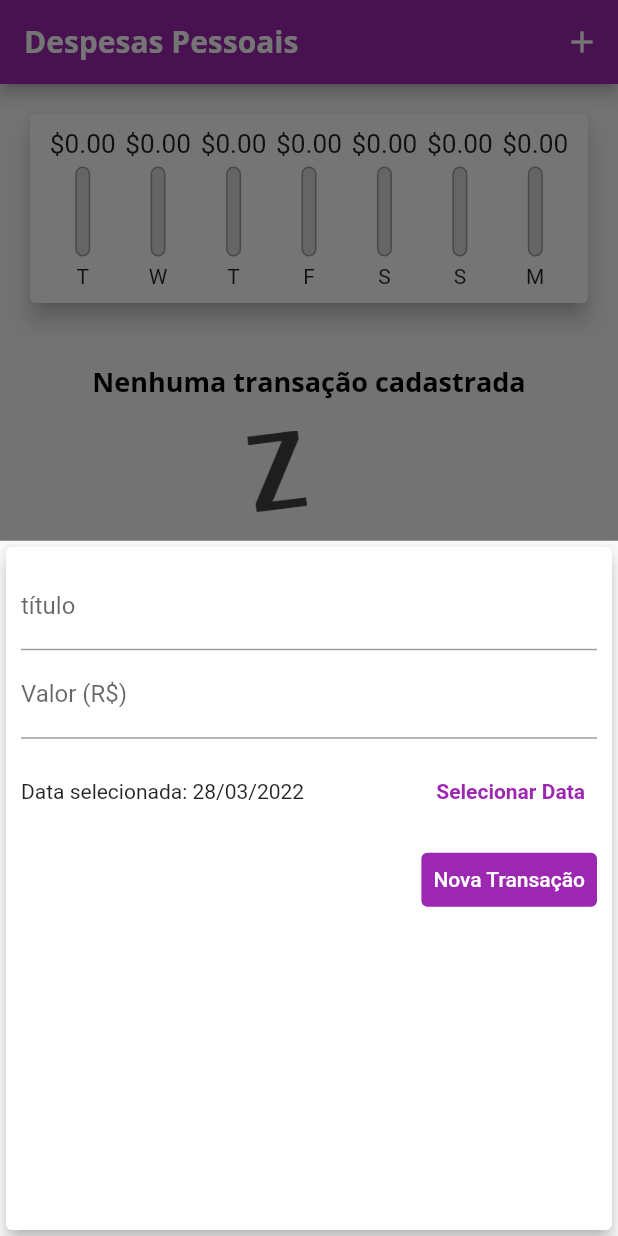
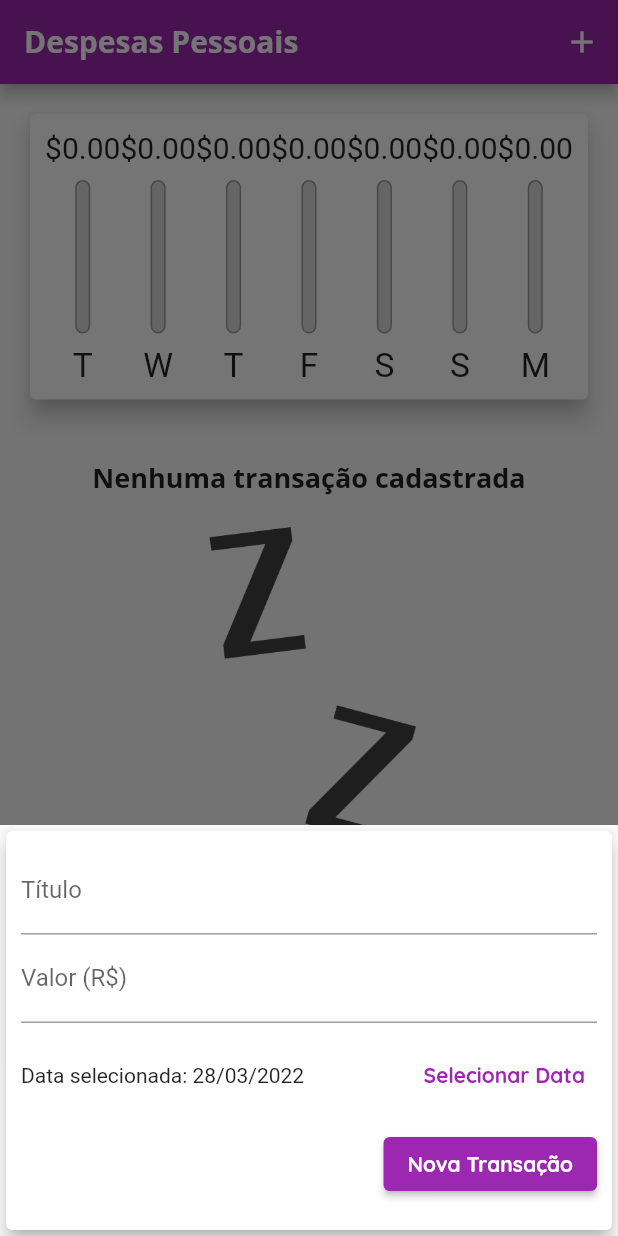
Before and after one commit to bporto/despesas_pessoais, a Flutter app: the screen it shows after launch, after a tap on the "add" icon, on a phone screen of 412 x 824 dp. Run offline on Flutter 3.47's test engine with Material 2 defaults, Android fonts, the light colour scheme and no system bars.

Commit message:
Alterações visuais para Android e iOS

```diff
--- /dev/null
+++ b/lib/components/adaptative_button.dart
@@ -0,0 +1,35 @@
+import 'dart:io';
+
+import 'package:flutter/cupertino.dart';
+import 'package:flutter/material.dart';
+
+class AdaptativeButton extends StatelessWidget {
+  final String lable;
+  final Function() onPressed;
+
+  AdaptativeButton({
+    required this.lable,
+    required this.onPressed,
+  });
+
+  @override
+  Widget build(BuildContext context) {
+    return Platform.isIOS
+        ? CupertinoButton(
+            child: Text(lable),
+            onPressed: onPressed,
+            color: Colors.purple,
+      padding: const EdgeInsets.all(12),
+          )
+        : ElevatedButton(
+            onPressed: onPressed,
+            child: Text(
+              lable,
+              style: const TextStyle(color: Colors.white),
+            ),
+            style: ButtonStyle(
+              backgroundColor: MaterialStateProperty.all<Color>(Colors.purple),
+            ),
+          );
+  }
+}
--- /dev/null
+++ b/lib/components/adaptative_data_picker.dart
@@ -0,0 +1,68 @@
+import 'dart:io';
+import 'package:despesas_pessoais/resources/strings.dart';
+import 'package:flutter/cupertino.dart';
+import 'package:intl/intl.dart';
+import 'package:flutter/material.dart';
+
+class AdaptativeDatePicker extends StatelessWidget {
+  final DateTime selectedDate;
+  final Function(DateTime) onDateChanged;
+
+  const AdaptativeDatePicker({
+    required this.selectedDate,
+    required this.onDateChanged,
+    Key? key,
+  }) : super(key: key);
+
+  @override
+  Widget build(BuildContext context) {
+    return Platform.isIOS
+        ? Container(
+            height: 120,
+            child: CupertinoDatePicker(
+                mode: CupertinoDatePickerMode.date,
+                // maximumDate: DateTime.now(),
+                initialDateTime: DateTime.now(),
+                minimumDate: DateTime(2019),
+                onDateTimeChanged: onDateChanged),
+          )
+        : SizedBox(
+            height: 70,
+            child: Row(
+              children: [
+                Expanded(
+                  child: Text(
+                    selectedDate == null
+                        ? Strings.NO_DATE_SELECTED
+                        : '${Strings.SELECTED_DATE}${DateFormat('dd/MM/y').format(selectedDate)}',
+                  ),
+                ),
+                TextButton(
+                  onPressed: () => _showDatePicker(context),
+                  child: const Text(
+                    Strings.SELECT_DATE,
+                    style: TextStyle(
+                      color: Colors.purple,
+                      fontWeight: FontWeight.bold,
+                    ),
+                  ),
+                ),
+              ],
+            ),
+          );
+  }
+
+  _showDatePicker(BuildContext context) {
+    showDatePicker(
+      context: context,
+      initialDate: DateTime.now(),
+      firstDate: DateTime(2000),
+      lastDate: DateTime.now(),
+    ).then((pickedDate) {
+      if (pickedDate != null) {
+        return;
+      }
+      onDateChanged(pickedDate!);
+    });
+  }
+}
--- /dev/null
+++ b/lib/components/adaptative_text_field.dart
@@ -0,0 +1,47 @@
+import 'dart:io';
+
+import 'package:flutter/cupertino.dart';
+import 'package:flutter/material.dart';
+
+class AdaptativeTextField extends StatelessWidget {
+  final TextEditingController textController;
+  final Function() onSubmit;
+  final String lable;
+  final TextInputType keyboardType;
+
+  const AdaptativeTextField({
+    Key? key,
+    required this.textController,
+    required this.onSubmit,
+    required this.lable,
+    required this.keyboardType,
+  }) : super(key: key);
+
+  @override
+  Widget build(BuildContext context) {
+    return
+      Platform.isIOS
+        ? Padding(
+            padding: const EdgeInsets.only(bottom: 10.0),
+            child: CupertinoTextField(
+              controller: textController,
+              keyboardType: keyboardType,
+              onSubmitted: (_) {
+                onSubmit;
+              },
+              placeholder: lable,
+              padding: const EdgeInsets.symmetric(horizontal: 6, vertical: 12),
+            ),
+          )
+        : TextField(
+            controller: textController,
+            keyboardType: keyboardType,
+            onSubmitted: (_) {
+              onSubmit;
+            },
+            decoration: InputDecoration(
+              labelText: lable,
+            ),
+          );
+  }
+}
--- a/lib/components/chart_bar.dart
+++ b/lib/components/chart_bar.dart
@@ -1,7 +1,8 @@
 import 'package:flutter/material.dart';
 
 class ChartBar extends StatelessWidget {
-  const ChartBar({Key? key,
+  const ChartBar({
+    Key? key,
     required this.lable,
     required this.value,
     required this.percentage,
@@ -13,19 +14,21 @@ class ChartBar extends StatelessWidget {
 
   @override
   Widget build(BuildContext context) {
+    return LayoutBuilder(
+      builder: (ctx, constraints) {
         return Column(
           children: [
             SizedBox(
-          height: 20,
+              height: constraints.maxHeight * 0.15,
               child: FittedBox(
                 child: Text('\$${value.toStringAsFixed(2)}'),
               ),
             ),
-        const SizedBox(
-          height: 5,
+            SizedBox(
+              height: constraints.maxHeight * 0.05,
             ),
             SizedBox(
-          height: 60,
+              height: constraints.maxHeight * 0.6,
               width: 10,
               child: Stack(
                 alignment: Alignment.bottomCenter,
@@ -52,13 +55,18 @@ class ChartBar extends StatelessWidget {
                 ],
               ),
             ),
-        const SizedBox(
-          height: 5,
+            SizedBox(
+              height: constraints.maxHeight * 0.05,
             ),
-        Text(lable),
-
+            SizedBox(
+              height: constraints.maxHeight * 0.15,
+              child: FittedBox(
+                child: Text(lable),
+              ),
+            ),
           ],
-
+        );
+      },
     );
   }
 }
--- a/lib/components/transaction_form.dart
+++ b/lib/components/transaction_form.dart
@@ -1,5 +1,8 @@
+import 'package:despesas_pessoais/components/adaptative_button.dart';
+import 'package:despesas_pessoais/components/adaptative_data_picker.dart';
+import 'package:despesas_pessoais/components/adaptative_text_field.dart';
 import 'package:despesas_pessoais/resources/strings.dart';
-import 'package:intl/intl.dart';
+
 
 import 'package:flutter/material.dart';
 
@@ -27,91 +30,54 @@ class _TransactionFormState extends State<TransactionForm> {
     widget.onSubmit(title, value, _selectedDate);
   }
 
-  _showDatePicker() {
-    showDatePicker(
-      context: context,
-      initialDate: DateTime.now(),
-      firstDate: DateTime(2000),
-      lastDate: DateTime.now(),
-    ).then((pickedDate) {
-      print(pickedDate);
-      if (pickedDate != null) {
-        setState(() {
-          _selectedDate = pickedDate;
-        });
-      }
-    });
-  }
+
 
   @override
   Widget build(BuildContext context) {
-    return Card(
+    final mediaQuery = MediaQuery.of(context);
+    return SingleChildScrollView(
+      child: Card(
         elevation: 5,
         child: Padding(
-        padding: const EdgeInsets.all(10.0),
+          padding: EdgeInsets.only(
+              top: 10.0,
+              right: 10,
+              left: 10,
+              bottom: 20 + mediaQuery.viewInsets.bottom),
           child: Column(
             children: [
-            TextField(
-              onSubmitted: (_) => _submitForm,
-              decoration: const InputDecoration(
-                labelText: Strings.TITLE,
-              ),
-              controller: _titleController,
-            ),
-            TextField(
-              controller: _valueController,
+              AdaptativeTextField(
+                  textController: _titleController,
+                  onSubmit: _submitForm,
+                  lable: Strings.TITLE,
+                  keyboardType: TextInputType.text),
+              AdaptativeTextField(
+                  textController: _valueController,
+                  onSubmit: _submitForm,
+                  lable: Strings.VALUE,
                   keyboardType:
-                  const TextInputType.numberWithOptions(decimal: true),
-              onSubmitted: (_) {
-                _submitForm();
-              },
-              decoration: const InputDecoration(
-                labelText: Strings.VALUE,
-              ),
-            ),
-            Container(
-              height: 70,
-              child: Row(
-                children: [
-                  Expanded(
-                    child: Text(
-                      _selectedDate == null
-                          ? Strings.NO_DATE_SELECTED
-                          : '${Strings.SELECTED_DATE}${DateFormat('dd/MM/y').format(_selectedDate)}',
-                    ),
-                  ),
-                  TextButton(
-                    onPressed: _showDatePicker,
-                    child: const Text(
-                      Strings.SELECT_DATE,
-                      style: TextStyle(
-                        color: Colors.purple,
-                        fontWeight: FontWeight.bold,
-                      ),
-                    ),
-                  ),
-                ],
-              ),
-            ),
+                      const TextInputType.numberWithOptions(decimal: true)),
+              ///AQUI
+              AdaptativeDatePicker(
+                  selectedDate: _selectedDate,
+                  onDateChanged: (newDate){
+                    setState(() {
+                      _selectedDate = newDate;
+                    });
+                  }),
               Row(
                 mainAxisAlignment: MainAxisAlignment.end,
                 children: [
-                TextButton(
-                  style: ButtonStyle(
-                    backgroundColor:
-                        MaterialStateProperty.all<Color>(Colors.purple),
-                  ),
+                  AdaptativeButton(
+                    lable: Strings.NEW_TRANSACTION,
                     onPressed: _submitForm,
-                  child: const Text(
-                    Strings.NEW_TRANSACTION,
-                    style: TextStyle(color: Colors.white),
-                  ),
                   ),
                 ],
               ),
             ],
           ),
         ),
+      ),
     );
   }
 }
--- a/lib/components/transaction_list.dart
+++ b/lib/components/transaction_list.dart
@@ -7,15 +7,18 @@ class TransactionList extends StatelessWidget {
   final List<Transaction> transactions;
   final void Function(String) onRemove;
 
+
   const TransactionList(Key? key, this.transactions, this.onRemove)
       : super(key: key);
 
   @override
   Widget build(BuildContext context) {
-    return SizedBox(
-      height: 460,
-      child: transactions.isEmpty
-          ? Column(
+
+    final mediaQuery = MediaQuery.of(context);
+
+    return transactions.isEmpty
+        ? LayoutBuilder(builder: (ctx, constraints) {
+            return Column(
               children: [
                 const SizedBox(
                   height: 20,
@@ -28,22 +31,22 @@ class TransactionList extends StatelessWidget {
                   height: 20,
                 ),
                 SizedBox(
-                  height: 200,
+                  height: constraints.maxHeight * 0.6,
                   child: Image.asset(
                     'assets/images/waiting.png',
                     fit: BoxFit.cover,
                   ),
                 ),
               ],
-            )
+            );
+          })
         : ListView.builder(
             itemCount: transactions.length,
             itemBuilder: (context, index) {
               final tr = transactions[index];
               return Card(
                 elevation: 5,
-                  margin:
-                      const EdgeInsets.symmetric(vertical: 5, horizontal: 8),
+                margin: const EdgeInsets.symmetric(vertical: 5, horizontal: 8),
                 child: ListTile(
                   leading: CircleAvatar(
                     backgroundColor: Colors.purple[400],
@@ -65,7 +68,23 @@ class TransactionList extends StatelessWidget {
                   subtitle: Text(
                     DateFormat('d MMM y').format(tr.date),
                   ),
-                    trailing: IconButton(
+                  trailing: mediaQuery.size.width > 400
+                      ? TextButton.icon(
+                          onPressed: () {
+                            onRemove(tr.id);
+                          },
+                          icon: const Icon(
+                            Icons.delete_forever_rounded,
+                            color: Colors.red,
+                          ),
+                          label: const Text(
+                            Strings.DELETE,
+                            style: TextStyle(
+                              color: Colors.red,
+                            ),
+                          ),
+                        )
+                      : IconButton(
                           onPressed: () {
                             onRemove(tr.id);
                           },
@@ -77,7 +96,6 @@ class TransactionList extends StatelessWidget {
                 ),
               );
             },
-            ),
           );
   }
 }
--- a/lib/main.dart
+++ b/lib/main.dart
@@ -1,7 +1,10 @@
+import 'dart:io';
 import 'dart:math';
 
 import 'package:despesas_pessoais/components/chart.dart';
 import 'package:despesas_pessoais/components/transaction_form.dart';
+import 'package:despesas_pessoais/resources/strings.dart';
+import 'package:flutter/cupertino.dart';
 import 'package:flutter/material.dart';
 
 import 'components/transaction_list.dart';
@@ -14,53 +17,52 @@ class ExpensesApp extends StatelessWidget {
 
   @override
   Widget build(BuildContext context) {
-    final ThemeData tema = ThemeData();
-
     return MaterialApp(
-      home: const MyHomePage(),
-      theme: tema.copyWith(
-        colorScheme: tema.colorScheme.copyWith(
-          primary: Colors.purple,
-          secondary: Colors.amber,
-        ),
-        textTheme: tema.textTheme.copyWith(
+      debugShowCheckedModeBanner: false,
+      home: MyHomePage(),
+      theme: ThemeData(
+        primarySwatch: Colors.purple,
+        accentColor: Colors.amber,
+        fontFamily: 'Quicksand',
+        textTheme: ThemeData.light().textTheme.copyWith(
               headline6: const TextStyle(
                 fontFamily: 'OpenSans',
                 fontSize: 18,
                 fontWeight: FontWeight.bold,
-            color: Colors.black,
+              ),
+              button: const TextStyle(
+                color: Colors.white,
+                fontWeight: FontWeight.bold,
               ),
             ),
-        appBarTheme: const AppBarTheme(
-          titleTextStyle: TextStyle(
+        appBarTheme: AppBarTheme(
+          textTheme: ThemeData.light().textTheme.copyWith(
+                headline6: const TextStyle(
                   fontFamily: 'OpenSans',
                   fontSize: 20,
                   fontWeight: FontWeight.bold,
                 ),
               ),
         ),
-      debugShowCheckedModeBanner: false,
+      ),
     );
   }
 }
 
 class MyHomePage extends StatefulWidget {
-  const MyHomePage({Key? key}) : super(key: key);
-
   @override
-  State<MyHomePage> createState() => _MyHomePageState();
+  _MyHomePageState createState() => _MyHomePageState();
 }
 
 class _MyHomePageState extends State<MyHomePage> {
   final List<Transaction> _transactions = [];
+  bool _showChart = false;
 
   List<Transaction> get _recentTransactions {
     return _transactions.where((tr) {
-      return tr.date.isAfter(
-        DateTime.now().subtract(
+      return tr.date.isAfter(DateTime.now().subtract(
         const Duration(days: 7),
-        ),
-      );
+      ));
     }).toList();
   }
 
@@ -71,13 +73,15 @@ class _MyHomePageState extends State<MyHomePage> {
       value: value,
       date: date,
     );
+
     setState(() {
       _transactions.add(newTransaction);
     });
+
     Navigator.of(context).pop();
   }
 
-  _removeTransaction(String id) {
+  _deleteTransaction(String id) {
     setState(() {
       _transactions.removeWhere((tr) => tr.id == id);
     });
@@ -88,34 +92,91 @@ class _MyHomePageState extends State<MyHomePage> {
       context: context,
       builder: (_) {
         return TransactionForm(_addTransaction);
-        });
+      },
+    );
+  }
+
+  Widget _getIconButton(IconData icon, Function() fn) {
+    return Platform.isIOS
+        ? GestureDetector(onTap: fn, child: Icon(icon))
+        : IconButton(icon: Icon(icon), onPressed: fn);
   }
 
   @override
   Widget build(BuildContext context) {
-    return Scaffold(
-      appBar: AppBar(
-        title: const Text('Despesas Pessoais'),
-        actions: [
-          IconButton(
-            onPressed: () => _openTransactionFormModal(context),
-            icon: const Icon(Icons.add),
+    final mediaQuery = MediaQuery.of(context);
+    bool isLandscape = mediaQuery.orientation == Orientation.landscape;
+    final iconList = Platform.isIOS ? CupertinoIcons.refresh : Icons.list;
+    final chartList =
+        Platform.isIOS ? CupertinoIcons.book_solid : Icons.show_chart;
+
+    final actions = <Widget>[
+      if (isLandscape)
+        _getIconButton(
+          _showChart ? iconList : chartList,
+          () {
+            setState(() {
+              _showChart = !_showChart;
+            });
+          },
+        ),
+      _getIconButton(
+        Platform.isIOS ? CupertinoIcons.add : Icons.add,
+        () => _openTransactionFormModal(context),
+      ),
+    ];
+
+    final PreferredSizeWidget appBar = AppBar(
+      title: const Text(Strings.PERSONAL_EXPENSES),
+      actions: actions,
+    );
+
+    final availableHeight = mediaQuery.size.height -
+        appBar.preferredSize.height -
+        mediaQuery.padding.top;
+
+    final bodyPage = SafeArea(
+      child: SingleChildScrollView(
+        child: Column(
+          crossAxisAlignment: CrossAxisAlignment.stretch,
+          children: <Widget>[
+            if (_showChart || !isLandscape)
+              SizedBox(
+                height: availableHeight * (isLandscape ? 0.8 : 0.3),
+                child: Chart(_recentTransactions, null),
+              ),
+            if (!_showChart || !isLandscape)
+              SizedBox(
+                height: availableHeight * (isLandscape ? 1 : 0.7),
+                child: TransactionList(null, _transactions, _deleteTransaction),
               ),
           ],
         ),
-      body: SingleChildScrollView(
-        child: Column(
-          children: <Widget>[
-            Chart(_recentTransactions, null),
-            TransactionList(null, _transactions, _removeTransaction),
-          ],
+      ),
+    );
+
+    return Platform.isIOS
+        ? CupertinoPageScaffold(
+            navigationBar: CupertinoNavigationBar(
+              middle: Text('Despesas Pessoais'),
+              trailing: Row(
+                mainAxisSize: MainAxisSize.min,
+                children: actions,
               ),
             ),
-      floatingActionButton: FloatingActionButton(
-        child: const Icon(Icons.add),
+            child: bodyPage,
+          )
+        : Scaffold(
+            appBar: appBar,
+            body: bodyPage,
+            floatingActionButton: Platform.isIOS
+                ? Container()
+                : FloatingActionButton(
+                    child: Icon(Icons.add),
                     onPressed: () => _openTransactionFormModal(context),
                   ),
-      floatingActionButtonLocation: FloatingActionButtonLocation.centerFloat,
+            floatingActionButtonLocation:
+                FloatingActionButtonLocation.centerFloat,
           );
   }
 }
--- a/lib/resources/strings.dart
+++ b/lib/resources/strings.dart
@@ -1,11 +1,14 @@
 class Strings {
 
-  static const String TITLE = "título";
+  static const String TITLE = "Título";
   static const String VALUE = "Valor (R\$)";
   static const String NO_DATE_SELECTED = "Nenhuma data selecionada";
   static const String SELECTED_DATE = "Data selecionada: ";
   static const String SELECT_DATE = "Selecionar Data";
   static const String NEW_TRANSACTION = "Nova Transação";
   static const String NO_TRANSACTIONS_REGISTERED = 'Nenhuma transação cadastrada';
+  static const String SHOW_CHART = 'Exibir Gráfico';
+  static const String DELETE = 'Excluir';
+  static const String PERSONAL_EXPENSES = 'Despesas Pessoais';
 
 }
```
Lines whose indentation alone changed are shown as unchanged.
